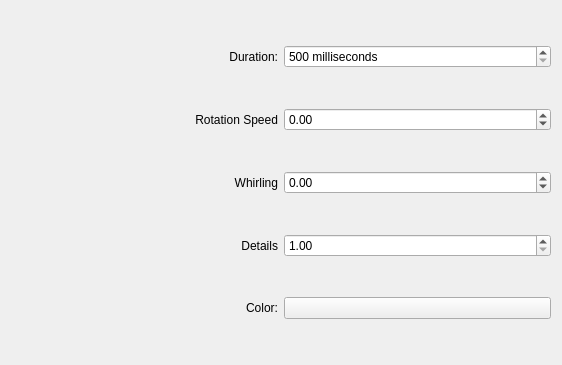
Schneegans/Burn-My-Windows, file kwin/portal/config.ui: the form before one commit.
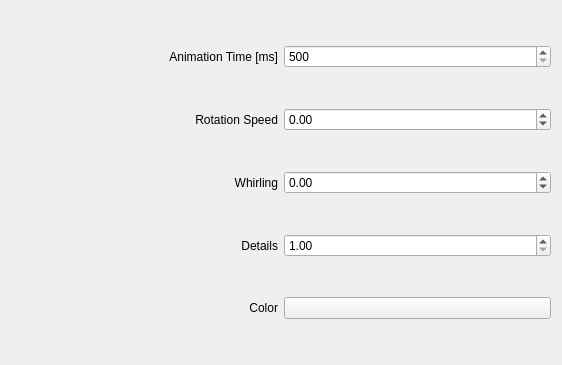
The form after the commit. Custom widgets are drawn as their Qt base class.

```diff
--- a/kwin/portal/config.ui
+++ b/kwin/portal/config.ui
@@ -20,7 +20,7 @@
    <item row="4" column="0">
     <widget class="QLabel" name="label_2">
      <property name="text">
-      <string>Color:</string>
+      <string>Color</string>
      </property>
      <property name="alignment">
       <set>Qt::AlignRight|Qt::AlignTrailing|Qt::AlignVCenter</set>
@@ -33,7 +33,7 @@
    <item row="0" column="0">
     <widget class="QLabel" name="label">
      <property name="text">
-      <string>Duration:</string>
+      <string>Animation Time [ms]</string>
      </property>
      <property name="alignment">
       <set>Qt::AlignRight|Qt::AlignTrailing|Qt::AlignVCenter</set>
@@ -52,9 +52,6 @@
    </item>
    <item row="0" column="1">
     <widget class="QSpinBox" name="kcfg_Duration">
-     <property name="suffix">
-      <string> milliseconds</string>
-     </property>
      <property name="minimum">
       <number>500</number>
      </property>
```
